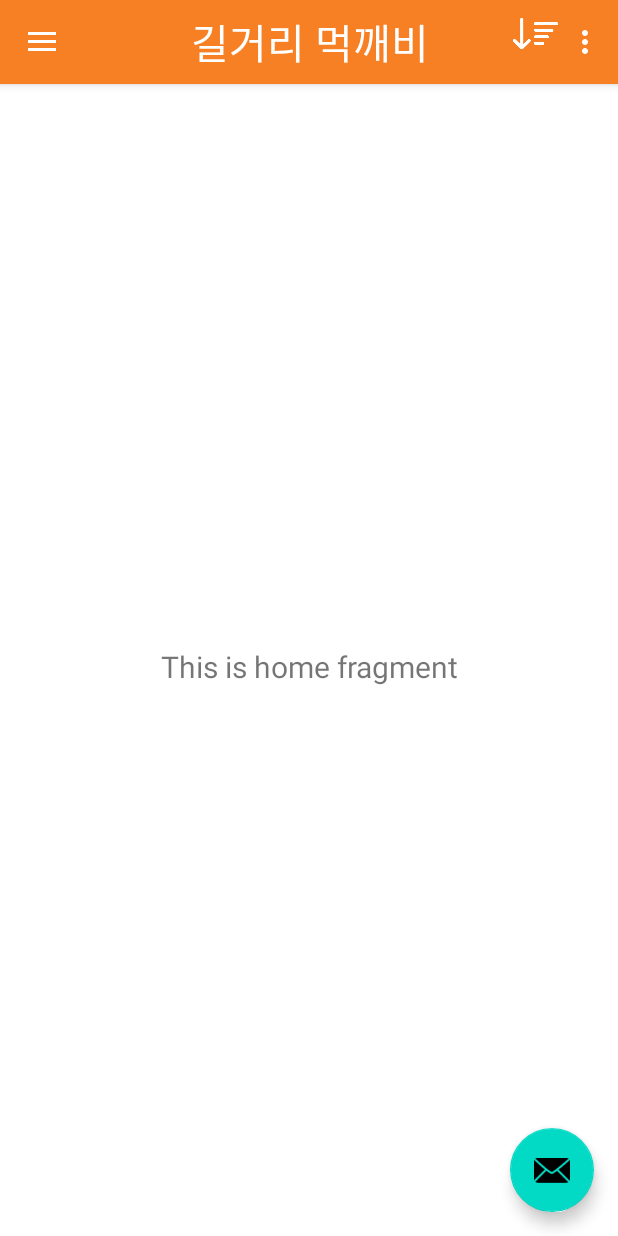
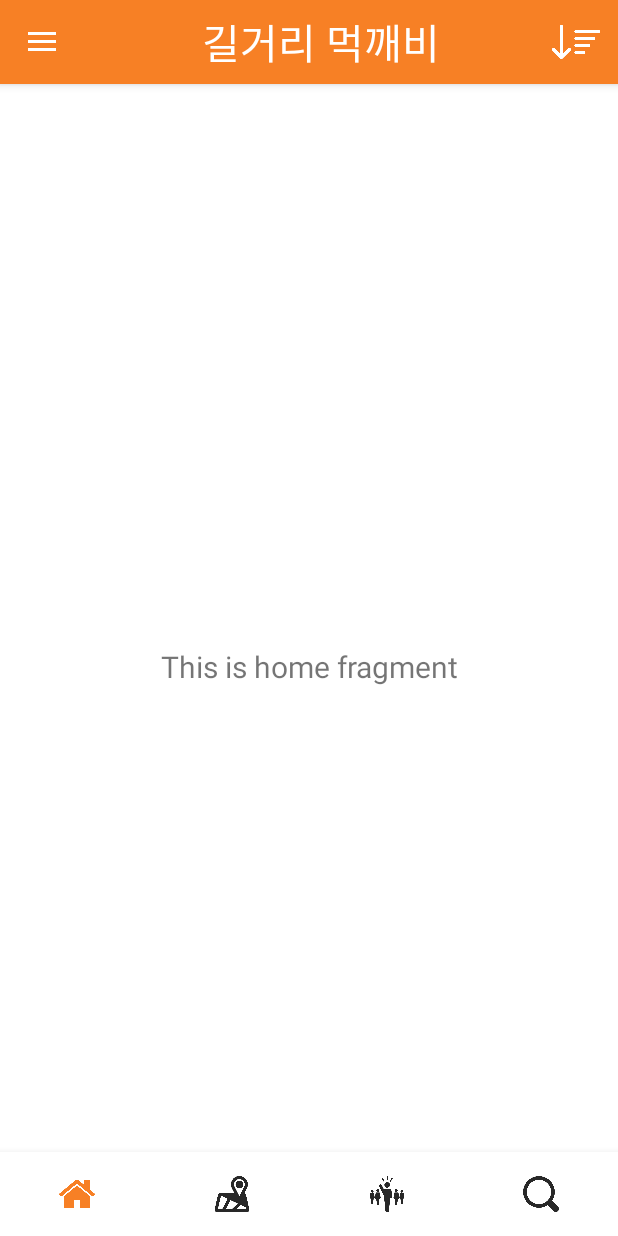
Before and after one commit to RoadFoodGoblinP/RFG2021, an Android app: the screen it shows after launch (MainActivity), on a phone screen of 412 x 824 dp. Run offline under Robolectric (Android 15) with nearby library versions, the light colour scheme and no system bars; our stand-ins replace navigation-ui.

Commit message:
1105 eunsol3

```diff
--- a/app/src/main/java/com/example/rfg2021/MainActivity.java
+++ b/app/src/main/java/com/example/rfg2021/MainActivity.java
@@ -39,20 +39,14 @@ public class MainActivity extends AppCompatActivity {
         Toolbar toolbar = findViewById(R.id.toolbar);
         setSupportActionBar(toolbar);
 
-        ActionBar actionBar = getSupportActionBar();
-        actionBar = getSupportActionBar();
-        actionBar.setDisplayShowCustomEnabled(true);
-        actionBar.setDisplayShowTitleEnabled(false);//기본 제목을 없애줍니다.
-        actionBar.setDisplayHomeAsUpEnabled(true);
-
-        FloatingActionButton fab = findViewById(R.id.fab);
-        fab.setOnClickListener(new View.OnClickListener() {
-            @Override
-            public void onClick(View view) {
-                Snackbar.make(view, "Replace with your own action", Snackbar.LENGTH_LONG)
-                        .setAction("Action", null).show();
-            }
-        });
+//        FloatingActionButton fab = findViewById(R.id.fab);
+//        fab.setOnClickListener(new View.OnClickListener() {
+//            @Override
+//            public void onClick(View view) {
+//                Snackbar.make(view, "Replace with your own action", Snackbar.LENGTH_LONG)
+//                        .setAction("Action", null).show();
+//            }
+//        });
         DrawerLayout drawer = findViewById(R.id.drawer_layout);
         NavigationView navigationView = findViewById(R.id.nav_view);
         // Passing each menu ID as a set of Ids because each
@@ -69,7 +63,7 @@ public class MainActivity extends AppCompatActivity {
     @Override
     public boolean onCreateOptionsMenu(Menu menu) {
         // Inflate the menu; this adds items to the action bar if it is present.
-        getMenuInflater().inflate(R.menu.main, menu);
+        getMenuInflater().inflate(R.menu.toolbar_sort, menu);
         return true;
     }
 
--- /dev/null
+++ b/app/src/main/res/color/bottom_section_color.xml
@@ -0,0 +1,7 @@
+<?xml version="1.0" encoding="utf-8"?>
+<selector xmlns:android="http://schemas.android.com/apk/res/android">
+    <item
+        android:state_checked="true"
+        android:color="#F78025"/>        <!-- 메뉴 선택시 색상 -->
+    <item android:color="#282828"/>         <!-- 메뉴 아이템 기본 색상 -->
+</selector>
--- a/app/src/main/res/layout/app_bar_main.xml
+++ b/app/src/main/res/layout/app_bar_main.xml
@@ -23,10 +23,6 @@
             app:popupTheme="@style/ThemeOverlay.AppCompat.Light">
             <LinearLayout
                 android:orientation="horizontal"
-                android:layout_width="match_parent"
-                android:layout_height="wrap_content">
-            <LinearLayout
-                android:orientation="horizontal"
                 android:layout_weight="1"
                 android:layout_width="match_parent"
                 android:layout_height="wrap_content"
@@ -39,24 +35,18 @@
                     android:layout_width="wrap_content"
                     android:layout_height="wrap_content"/>
             </LinearLayout>
-
-            <ImageView
-                android:layout_width="30dp"
-                android:layout_height="30dp"
-                android:src="@drawable/ic_sort"/>
-            </LinearLayout>
         </androidx.appcompat.widget.Toolbar>
 
     </com.google.android.material.appbar.AppBarLayout>
 
     <include layout="@layout/content_main"/>
 
-    <com.google.android.material.floatingactionbutton.FloatingActionButton
-        android:id="@+id/fab"
-        android:layout_width="wrap_content"
-        android:layout_height="wrap_content"
-        android:layout_gravity="bottom|end"
-        android:layout_margin="@dimen/fab_margin"
-        app:srcCompat="@android:drawable/ic_dialog_email" />
+<!--    <com.google.android.material.floatingactionbutton.FloatingActionButton-->
+<!--        android:id="@+id/fab"-->
+<!--        android:layout_width="wrap_content"-->
+<!--        android:layout_height="wrap_content"-->
+<!--        android:layout_gravity="bottom|end"-->
+<!--        android:layout_margin="@dimen/fab_margin"-->
+<!--        app:srcCompat="@android:drawable/ic_dialog_email" />-->
 
 </androidx.coordinatorlayout.widget.CoordinatorLayout>
--- a/app/src/main/res/layout/content_main.xml
+++ b/app/src/main/res/layout/content_main.xml
@@ -7,6 +7,18 @@
     android:layout_height="match_parent"
     app:layout_behavior="@string/appbar_scrolling_view_behavior"
     tools:showIn="@layout/app_bar_main">
+
+    <com.google.android.material.bottomnavigation.BottomNavigationView
+        android:id="@+id/bottom_navigation"
+        android:layout_width="match_parent"
+        android:layout_height="wrap_content"
+        app:itemBackground="@color/white"
+        app:itemIconTint="@color/bottom_section_color"
+        app:itemTextColor="@color/bottom_section_color"
+        app:labelVisibilityMode="unlabeled"
+        app:layout_constraintBottom_toBottomOf="parent"
+        app:menu="@menu/menu_bottom"
+        tools:layout_editor_absoluteX="0dp" />
 
     <fragment
         android:id="@+id/nav_host_fragment"
--- a/app/src/main/res/menu/main.xml
+++ b/app/src/main/res/menu/main.xml
@@ -1,7 +1,7 @@
 <?xml version="1.0" encoding="utf-8"?>
 <menu xmlns:android="http://schemas.android.com/apk/res/android"
     xmlns:app="http://schemas.android.com/apk/res-auto">
-    <item android:id="@+id/action_settings"
+    <item android:id="@+id/sort"
         android:title="@string/action_settings"
         android:orderInCategory="100"
         app:showAsAction="never" />
--- /dev/null
+++ b/app/src/main/res/menu/menu_bottom.xml
@@ -0,0 +1,28 @@
+<?xml version="1.0" encoding="utf-8"?>
+<menu xmlns:android="http://schemas.android.com/apk/res/android"
+    xmlns:app="http://schemas.android.com/apk/res-auto">
+    <item
+        android:title="홈"
+        android:id="@+id/feed_navigation"
+        app:showAsAction="always"
+        android:enabled="true"
+        android:icon="@drawable/ic_home"/>
+    <item
+        android:title="지도"
+        android:id="@+id/map_navigation"
+        app:showAsAction="always"
+        android:enabled="true"
+        android:icon="@drawable/ic_map"/>
+    <item
+        android:title="먹팟"
+        android:id="@+id/muckpot_navigation"
+        app:showAsAction="always"
+        android:enabled="true"
+        android:icon="@drawable/ic_muckpot"/>
+    <item
+        android:title="검색"
+        android:id="@+id/search_navigation"
+        app:showAsAction="always"
+        android:enabled="true"
+        android:icon="@drawable/ic_search"/>
+</menu>
--- /dev/null
+++ b/app/src/main/res/menu/toolbar_search.xml
@@ -0,0 +1,12 @@
+<menu xmlns:android="http://schemas.android.com/apk/res/android"
+    xmlns:app="http://schemas.android.com/apk/res-auto"
+    xmlns:tools="http://schemas.android.com/tools"
+    tools:context="com.example.dd.tyt.MainActivity">
+
+    <item
+        android:id="@+id/ic_search"
+        android:title="검색"
+        android:icon="@drawable/ic_search"
+        app:showAsAction="ifRoom"/>
+
+</menu>
--- /dev/null
+++ b/app/src/main/res/menu/toolbar_sort.xml
@@ -0,0 +1,12 @@
+<menu xmlns:android="http://schemas.android.com/apk/res/android"
+    xmlns:app="http://schemas.android.com/apk/res-auto"
+    xmlns:tools="http://schemas.android.com/tools"
+    tools:context="com.example.dd.tyt.MainActivity">
+
+    <item
+        android:id="@+id/ic_sort"
+        android:title="정렬"
+        android:icon="@drawable/ic_sort"
+        app:showAsAction="ifRoom"/>
+
+</menu>
```
Also changed, not shown: app/src/main/res/drawable-v24/ic_home.png (added), app/src/main/res/drawable-v24/ic_map.png (added), app/src/main/res/drawable-v24/ic_muckpot.png (added), app/src/main/res/drawable-v24/ic_search.png (added).
